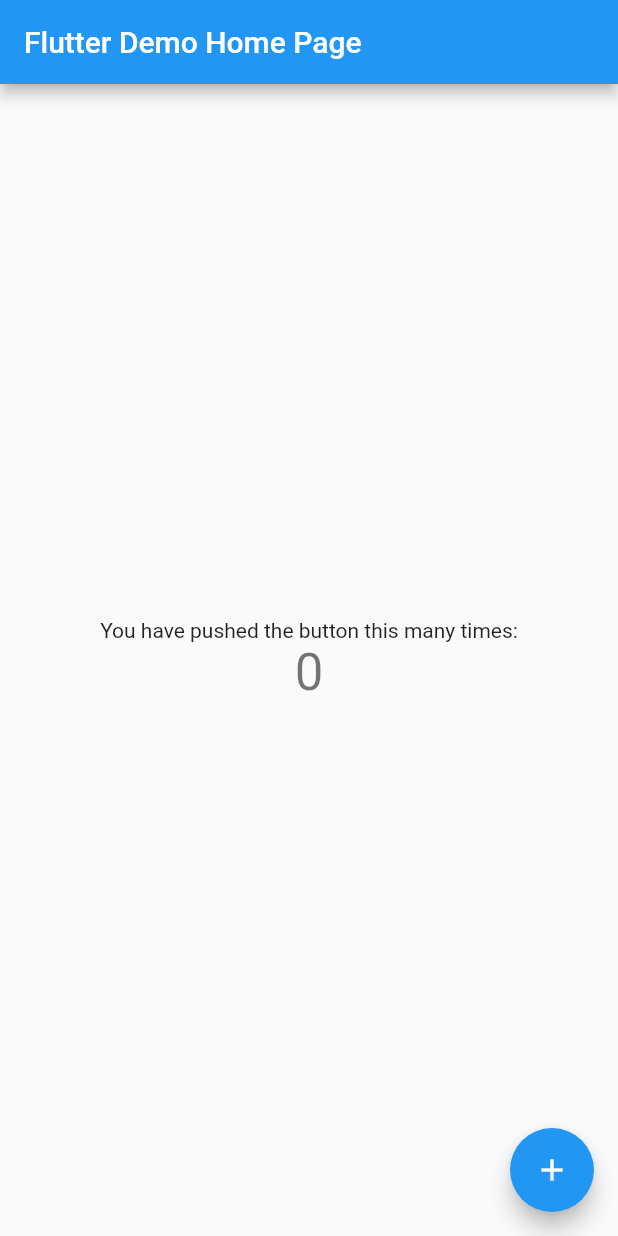
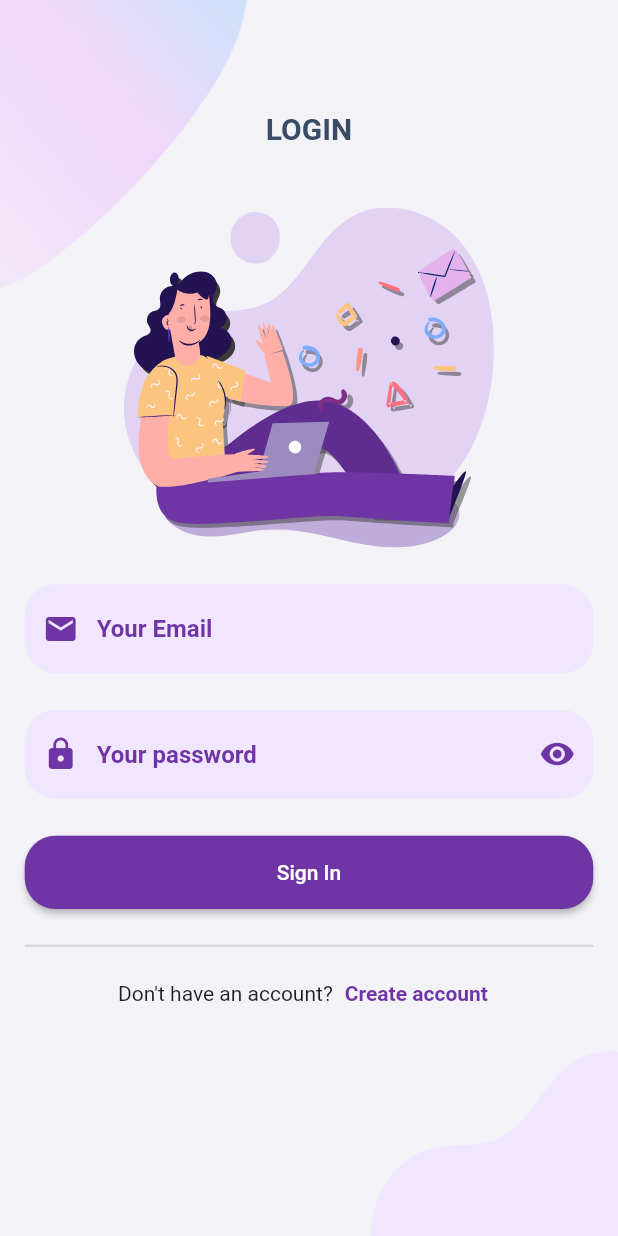
Before and after one commit to akaanuzman/todo_task, a Flutter app: the screen it shows after launch, on a phone screen of 412 x 824 dp. Run offline on Flutter 3.47's test engine with Material 2 defaults, Android fonts, the phone set to English and light mode, and no system bars; our stand-ins replace animate_do, cached_network_image, device_preview, dio, flutter_svg.

Commit message:
login ui complated.

```diff
--- /dev/null
+++ b/lib/core/components/buttonstyle/speacial_button_style.dart
@@ -0,0 +1,23 @@
+import 'package:flutter/material.dart';
+
+import '../../extensions/app_extensions.dart';
+
+class SpecialButtonStyle extends ButtonStyle {
+  SpecialButtonStyle({
+    required BuildContext context,
+    Color? clickColor,
+  }) : super(
+          overlayColor: MaterialStateProperty.resolveWith<Color>(
+            (Set<MaterialState> states) {
+              if (states.contains(MaterialState.hovered)) {
+                return clickColor ?? context.royalPurple.withOpacity(0.2);
+              }
+              if (states.contains(MaterialState.focused) ||
+                  states.contains(MaterialState.pressed)) {
+                return context.royalPurple.withOpacity(0.2);
+              }
+              return context.primaryColor;
+            },
+          ),
+        );
+}
--- a/lib/core/components/text/primary_color_text.dart
+++ b/lib/core/components/text/primary_color_text.dart
@@ -2,8 +2,8 @@ import 'package:flutter/material.dart';
 
 import '../../extensions/app_extensions.dart';
 
-class PrimaryColorText extends Text {
-  PrimaryColorText({
+class PurpleBoldText extends Text {
+  PurpleBoldText({
     Key? key,
     required String data,
     required BuildContext context,
@@ -11,8 +11,8 @@ class PrimaryColorText extends Text {
           data,
           key: key,
           style: TextStyle(
-            color: context.primaryColor,
-            fontWeight: FontWeight.w600
+            color: context.royalPurple,
+            fontWeight: FontWeight.bold
           ),
         );
 }
--- a/lib/core/components/textformfield/app_text_form_field.dart
+++ b/lib/core/components/textformfield/app_text_form_field.dart
@@ -4,8 +4,8 @@ import 'package:flutter/services.dart';
 import '../../../core/extensions/app_extensions.dart';
 
 class AppTextFormField extends TextFormField {
-  AppTextFormField({
-    Key? key,
+  AppTextFormField(
+      {Key? key,
       required BuildContext context,
       String? labelText,
       TextStyle? labelStyle,
@@ -21,7 +21,7 @@ class AppTextFormField extends TextFormField {
       bool obscureText = false,
       EdgeInsetsGeometry? contentPadding,
       IconButton? suffixIcon,
-    Widget? prefixIcon,
+      IconData? prefixIcon,
       Widget? prefix,
       Widget? suffix,
       String? errorText,
@@ -29,7 +29,11 @@ class AppTextFormField extends TextFormField {
       OutlineInputBorder? enabledBorder,
       OutlineInputBorder? focusedBorder,
       TextEditingController? controller,
-  }) : super(
+      Color? cursorColor,
+      bool? filled,
+      Color? fillColor,
+      })
+      : super(
           initialValue: initialValue,
           autovalidateMode: saveAttempted
               ? AutovalidateMode.always
@@ -39,24 +43,28 @@ class AppTextFormField extends TextFormField {
           keyboardType: keyboardType,
           obscureText: obscureText,
           inputFormatters: inputFormatters,
+          cursorColor: cursorColor ?? context.royalPurple,
+
           decoration: InputDecoration(
+            filled: filled ?? false,
+            fillColor: fillColor ?? context.blueChalk,
             contentPadding: contentPadding,
             prefix: prefix,
             suffix: suffix,
             labelText: labelText,
             labelStyle: labelStyle ??
                 context.textTheme.subtitle1!.copyWith(
-                  color: context.secondaryTextColor,
+                  color: context.royalPurple,
                   fontWeight: FontWeight.w600,
                 ),
             hintText: hintText,
             hintStyle: hintStyle ??
                 context.textTheme.subtitle1!.copyWith(
-                  color: context.secondaryTextColor,
+                  color: context.royalPurple,
                   fontWeight: FontWeight.w600,
                 ),
             suffixIcon: suffixIcon,
-            prefixIcon: prefixIcon,
+            prefixIcon: Icon(prefixIcon,color: context.royalPurple,),
             errorText: errorText,
             enabledBorder: enabledBorder,
             focusedBorder: focusedBorder,
@@ -71,7 +79,7 @@ class AppTextFormField extends TextFormField {
           ),
           style: context.textTheme.subtitle1!.copyWith(
             fontWeight: FontWeight.w600,
-            color: context.textColor,
+            color: context.royalPurple,
           ),
           onSaved: onSaved,
           onChanged: onChanged,
--- a/lib/core/components/textformfield/bordered_text_form_field.dart
+++ b/lib/core/components/textformfield/bordered_text_form_field.dart
@@ -5,8 +5,8 @@ import '../../../core/extensions/app_extensions.dart';
 import 'app_text_form_field.dart';
 
 class BorderedTextFormField extends AppTextFormField {
-  BorderedTextFormField(
-      {Key? key,
+  BorderedTextFormField({
+    Key? key,
     required BuildContext context,
     String? labelText,
     TextStyle? labelStyle,
@@ -22,14 +22,16 @@ class BorderedTextFormField extends AppTextFormField {
     bool obscureText = false,
     EdgeInsetsGeometry? contentPadding,
     IconButton? suffixIcon,
-      Widget? prefixIcon,
+    IconData? prefixIcon,
     Widget? prefix,
     Widget? suffix,
     String? errorText,
     List<TextInputFormatter>? inputFormatters,
     BorderRadius? borderRadius,
-      TextEditingController? controller})
-      : super(
+    TextEditingController? controller,
+    bool? filled,
+    Color? fillColor,
+  }) : super(
           key: key,
           context: context,
           controller: controller,
@@ -46,12 +48,14 @@ class BorderedTextFormField extends AppTextFormField {
           prefixIcon: prefixIcon,
           keyboardType: keyboardType,
           enabledBorder: OutlineInputBorder(
-            borderRadius: borderRadius ?? context.lowBorderRadius,
-            borderSide: BorderSide(color: context.grey4),
+            borderRadius: borderRadius ?? context.normalBorderRadius,
+            borderSide: BorderSide(color: context.blueChalk),
           ),
           focusedBorder: OutlineInputBorder(
-            borderRadius: borderRadius ?? context.lowBorderRadius,
-            borderSide: BorderSide(color: context.grey),
+            borderRadius: borderRadius ?? context.normalBorderRadius,
+            borderSide: BorderSide(color: context.blueChalk),
           ),
+          fillColor: fillColor,
+          filled: filled
         );
 }
--- a/lib/core/extensions/app_extensions.dart
+++ b/lib/core/extensions/app_extensions.dart
@@ -161,9 +161,8 @@ extension ThemeExtension on BuildContext {
   Color get primaryVariantColor => const Color(0xffEFF4FA);
   Color get textColor => const Color(0xFF394C66);
   Color get secondaryTextColor => const Color(0xff9AA1B4);
-  Color get yellowSea => const Color(0xffF1AE04);
-  Color get royalBlue => const Color(0xff3663F2);
-  Color get porselain => const Color(0xffF4F5F6);
+  Color get royalPurple => const Color(0xFF6F35A5);
+  Color get blueChalk => const Color(0xFFF1E6FF);
 
   // I use Apple Human Interface Guidelines
   // For detailed information: https://developer.apple.com/design/human-interface-guidelines/ios/visual-design/color/
--- /dev/null
+++ b/lib/features/auth/login/view/login_view.dart
@@ -0,0 +1,123 @@
+import 'package:animate_do/animate_do.dart';
+import 'package:flutter/material.dart';
+import 'package:flutter_svg/flutter_svg.dart';
+import '../../../../core/base/view/base_view.dart';
+import '../../../../core/components/buttonstyle/speacial_button_style.dart';
+import '../../../../core/components/text/headline6_text.dart';
+import '../../../../core/components/text/primary_color_text.dart';
+import '../../../../core/components/textformfield/bordered_text_form_field.dart';
+import '../../../../products/components/background/auth_background.dart';
+import '../../../../core/extensions/app_extensions.dart';
+import '../../../../products/components/button/special_button.dart';
+import '../viewmodel/login_view_model.dart';
+
+class LoginView extends StatelessWidget {
+  const LoginView({Key? key}) : super(key: key);
+
+  @override
+  Widget build(BuildContext context) => BaseView<LoginViewModel>(
+        viewModel: LoginViewModel(),
+        onModelReady: (model) {
+          model.setContext(context);
+          model.init();
+        },
+        onPageBuilder: (BuildContext context, LoginViewModel viewModel) =>
+            Scaffold(
+          backgroundColor: context.secondaryBackground,
+          body: _body(context, viewModel),
+        ),
+      );
+
+  AuthBackground _body(BuildContext context, LoginViewModel viewModel) =>
+      AuthBackground(
+        context: context,
+        bottomImage: "assets/backgrounds/login_bottom.png",
+        child: _centerField(context, viewModel),
+      );
+
+  FadeInUpBig _centerField(BuildContext context, LoginViewModel viewModel) =>
+      FadeInUpBig(
+        child: ListView(
+          padding: context.paddingNormal,
+          physics: const BouncingScrollPhysics(),
+          children: [
+            context.emptySizedHeightBoxNormal,
+            _title(context),
+            context.emptySizedHeightBoxLow3x,
+            _image(context),
+            context.emptySizedHeightBoxLow3x,
+            _emailField(context),
+            context.emptySizedHeightBoxLow3x,
+            _passwordField(context, viewModel),
+            context.emptySizedHeightBoxLow3x,
+            _signInButton(context),
+            context.emptySizedHeightBoxLow2x,
+            const Divider(
+              thickness: 1.5,
+            ),
+            _registerFields(context),
+          ],
+        ),
+      );
+
+  Padding _title(BuildContext context) => Padding(
+        padding: context.paddingNormal,
+        child: Center(
+          child: Headline6Text(
+            data: "LOGIN",
+            context: context,
+          ),
+        ),
+      );
+
+  SvgPicture _image(BuildContext context) => SvgPicture.asset(
+        "assets/images/login.svg",
+        height: context.dynamicWidth(0.55),
+      );
+
+  BorderedTextFormField _emailField(BuildContext context) =>
+      BorderedTextFormField(
+        context: context,
+        hintText: "Your Email",
+        prefixIcon: Icons.email,
+        filled: true,
+      );
+
+  BorderedTextFormField _passwordField(
+          BuildContext context, LoginViewModel viewModel) =>
+      BorderedTextFormField(
+        context: context,
+        hintText: "Your password",
+        prefixIcon: Icons.lock,
+        obscureText: viewModel.isShowPassword,
+        filled: true,
+        suffixIcon: IconButton(
+          onPressed: viewModel.showPassword,
+          icon: Icon(
+            Icons.remove_red_eye,
+            color: context.royalPurple,
+          ),
+        ),
+      );
+
+  SpecialButton _signInButton(BuildContext context) => SpecialButton(
+        context: context,
+        data: "Sign In",
+      );
+
+  Center _registerFields(BuildContext context) => Center(
+        child: Wrap(
+          crossAxisAlignment: WrapCrossAlignment.center,
+          children: [
+            const Text(
+              "Don't have an account?",
+            ),
+            TextButton(
+              onPressed: () {},
+              child: PurpleBoldText(data: "Create account", context: context),
+              style: SpecialButtonStyle(context: context),
+            )
+          ],
+        ),
+      );
+}
--- /dev/null
+++ b/lib/features/auth/login/viewmodel/login_view_model.dart
@@ -0,0 +1,14 @@
+import '../../../../core/base/viewmodel/base_view_model.dart';
+
+class LoginViewModel extends BaseViewModel {
+
+  bool isShowPassword = true;
+
+  @override
+  void init() {}
+
+  void showPassword() {
+    isShowPassword = !isShowPassword;
+    setState();
+  }
+}
--- a/lib/main.dart
+++ b/lib/main.dart
@@ -1,115 +1,34 @@
+import 'package:device_preview/device_preview.dart';
 import 'package:flutter/material.dart';
+import 'core/extensions/app_extensions.dart';
+import 'core/init/navigation/navigation_route.dart';
+import 'core/init/navigation/navigation_service.dart';
+import 'features/auth/login/view/login_view.dart';
 
-void main() {
-  runApp(const MyApp());
-}
+void main() => runApp(
+      DevicePreview(
+        builder: (_) => const MyApp(),
+        enabled: true,
+      ),
+    );
 
 class MyApp extends StatelessWidget {
   const MyApp({Key? key}) : super(key: key);
 
-  // This widget is the root of your application.
   @override
   Widget build(BuildContext context) {
     return MaterialApp(
-      title: 'Flutter Demo',
-      theme: ThemeData(
-        // This is the theme of your application.
-        //
-        // Try running your application with "flutter run". You'll see the
-        // application has a blue toolbar. Then, without quitting the app, try
-        // changing the primarySwatch below to Colors.green and then invoke
-        // "hot reload" (press "r" in the console where you ran "flutter run",
-        // or simply save your changes to "hot reload" in a Flutter IDE).
-        // Notice that the counter didn't reset back to zero; the application
-        // is not restarted.
-        primarySwatch: Colors.blue,
-      ),
-      home: const MyHomePage(title: 'Flutter Demo Home Page'),
+      navigatorKey: NavigationService.navigatorKey,
+      onGenerateRoute: NavigationRoute.generateRoute,
+      debugShowCheckedModeBanner: false,
+      title: 'Todo Task',
+      theme: _theme(context),
+      home: const LoginView(),
     );
   }
+
+  ThemeData _theme(BuildContext context) => ThemeData(
+        progressIndicatorTheme:
+            ProgressIndicatorThemeData(color: context.textColor),
+      );
 }
-
-class MyHomePage extends StatefulWidget {
-  const MyHomePage({Key? key, required this.title}) : super(key: key);
-
-  // This widget is the home page of your application. It is stateful, meaning
-  // that it has a State object (defined below) that contains fields that affect
-  // how it looks.
-
-  // This class is the configuration for the state. It holds the values (in this
-  // case the title) provided by the parent (in this case the App widget) and
-  // used by the build method of the State. Fields in a Widget subclass are
-  // always marked "final".
-
-  final String title;
-
-  @override
-  State<MyHomePage> createState() => _MyHomePageState();
-}
-
-class _MyHomePageState extends State<MyHomePage> {
-  int _counter = 0;
-
-  void _incrementCounter() {
-    setState(() {
-      // This call to setState tells the Flutter framework that something has
-      // changed in this State, which causes it to rerun the build method below
-      // so that the display can reflect the updated values. If we changed
-      // _counter without calling setState(), then the build method would not be
-      // called again, and so nothing would appear to happen.
-      _counter++;
-    });
-  }
-
-  @override
-  Widget build(BuildContext context) {
-    // This method is rerun every time setState is called, for instance as done
-    // by the _incrementCounter method above.
-    //
-    // The Flutter framework has been optimized to make rerunning build methods
-    // fast, so that you can just rebuild anything that needs updating rather
-    // than having to individually change instances of widgets.
-    return Scaffold(
-      appBar: AppBar(
-        // Here we take the value from the MyHomePage object that was created by
-        // the App.build method, and use it to set our appbar title.
-        title: Text(widget.title),
-      ),
-      body: Center(
-        // Center is a layout widget. It takes a single child and positions it
-        // in the middle of the parent.
-        child: Column(
-          // Column is also a layout widget. It takes a list of children and
-          // arranges them vertically. By default, it sizes itself to fit its
-          // children horizontally, and tries to be as tall as its parent.
-          //
-          // Invoke "debug painting" (press "p" in the console, choose the
-          // "Toggle Debug Paint" action from the Flutter Inspector in Android
-          // Studio, or the "Toggle Debug Paint" command in Visual Studio Code)
-          // to see the wireframe for each widget.
-          //
-          // Column has various properties to control how it sizes itself and
-          // how it positions its children. Here we use mainAxisAlignment to
-          // center the children vertically; the main axis here is the vertical
-          // axis because Columns are vertical (the cross axis would be
-          // horizontal).
-          mainAxisAlignment: MainAxisAlignment.center,
-          children: <Widget>[
-            const Text(
-              'You have pushed the button this many times:',
-            ),
-            Text(
-              '$_counter',
-              style: Theme.of(context).textTheme.headline4,
-            ),
-          ],
-        ),
-      ),
-      floatingActionButton: FloatingActionButton(
-        onPressed: _incrementCounter,
-        tooltip: 'Increment',
-        child: const Icon(Icons.add),
-      ), // This trailing comma makes auto-formatting nicer for build methods.
-    );
-  }
-}
--- /dev/null
+++ b/lib/products/components/background/auth_background.dart
@@ -0,0 +1,37 @@
+import 'package:flutter/material.dart';
+import '../../../core/extensions/app_extensions.dart';
+
+class AuthBackground extends Container {
+  AuthBackground({
+    Key? key,
+    required BuildContext context,
+    required Widget child,
+    String? topImage,
+    String? bottomImage,
+  }) : super(
+          key: key,
+          height: context.height,
+          width: double.infinity,
+          child: Stack(
+            children: [
+              Positioned(
+                top: 0,
+                left: 0,
+                child: Image.asset(
+                  topImage ?? "assets/backgrounds/main_top.png",
+                  width: context.dynamicWidth(0.4),
+                ),
+              ),
+              Positioned(
+                bottom: 0,
+                right: 0,
+                child: Image.asset(
+                  bottomImage ?? "assets/backgrounds/main_bottom.png",
+                  width: context.dynamicWidth(0.4),
+                ),
+              ),
+              child,
+            ],
+          ),
+        );
+}
--- /dev/null
+++ b/lib/products/components/button/special_button.dart
@@ -0,0 +1,43 @@
+import 'package:flutter/material.dart';
+
+import '../../../core/extensions/app_extensions.dart';
+
+class SpecialButton extends ElevatedButton {
+  SpecialButton({
+    Key? key,
+    void Function()? onTap,
+    required BuildContext context,
+    String? data,
+    Widget? child,
+    BorderRadiusGeometry? borderRadius,
+  }) : super(
+          onPressed: onTap ?? () {},
+          child: Padding(
+            padding: context.verticalPaddingNormal,
+            child: child ?? Text(data ?? ""),
+          ),
+          style: _style(context, borderRadius ?? context.normalBorderRadius),
+          key: key,
+        );
+
+  static ButtonStyle _style(
+          BuildContext context, BorderRadiusGeometry borderRadius) =>
+      ButtonStyle(
+        overlayColor: MaterialStateProperty.resolveWith<Color>(
+          (Set<MaterialState> states) {
+            if (states.contains(MaterialState.hovered)) {
+              return context.blueChalk.withOpacity(0.2);
+            }
+            if (states.contains(MaterialState.focused) ||
+                states.contains(MaterialState.pressed)) {
+              return context.blueChalk.withOpacity(0.2);
+            }
+            return context.primaryColor;
+          },
+        ),
+        backgroundColor: MaterialStateProperty.all<Color>(context.royalPurple),
+        shape: MaterialStateProperty.all<RoundedRectangleBorder>(
+          RoundedRectangleBorder(borderRadius: borderRadius),
+        ),
+      );
+}
--- a/pubspec.yaml
+++ b/pubspec.yaml
@@ -15,6 +15,7 @@ dependencies:
   cupertino_icons: ^1.0.2
   animate_do: ^2.1.0
   cached_network_image: ^3.2.0
+  flutter_svg: ^1.0.3
   device_preview: ^1.0.0
 
   # State Management
@@ -37,3 +38,7 @@ dev_dependencies:
 flutter:
 
   uses-material-design: true
+
+  assets:
+    - assets/backgrounds/
+    - assets/images/
```
Also changed, not shown: assets/backgrounds/login_bottom.png (added), assets/backgrounds/main_bottom.png (added), assets/backgrounds/main_top.png (added), assets/backgrounds/signup_top.png (added), assets/images/login.svg (added), lib/features/auth/login/model/login_model.dart (added), pubspec.lock, 3 other files. Lines whose indentation alone changed are shown as unchanged.
